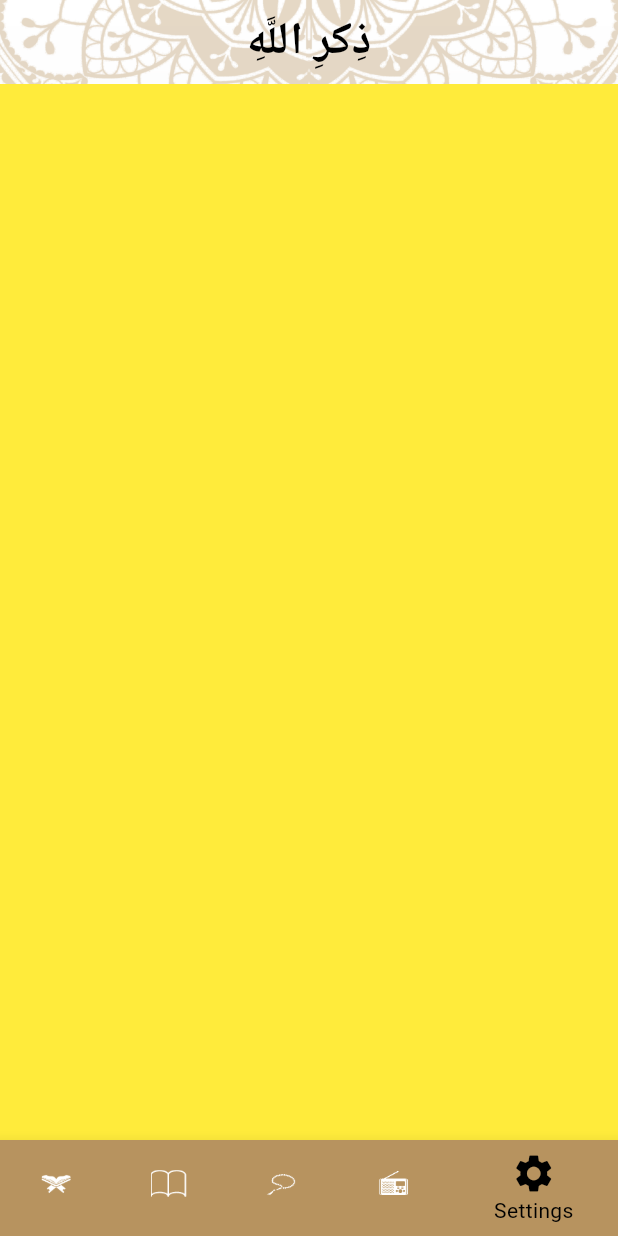
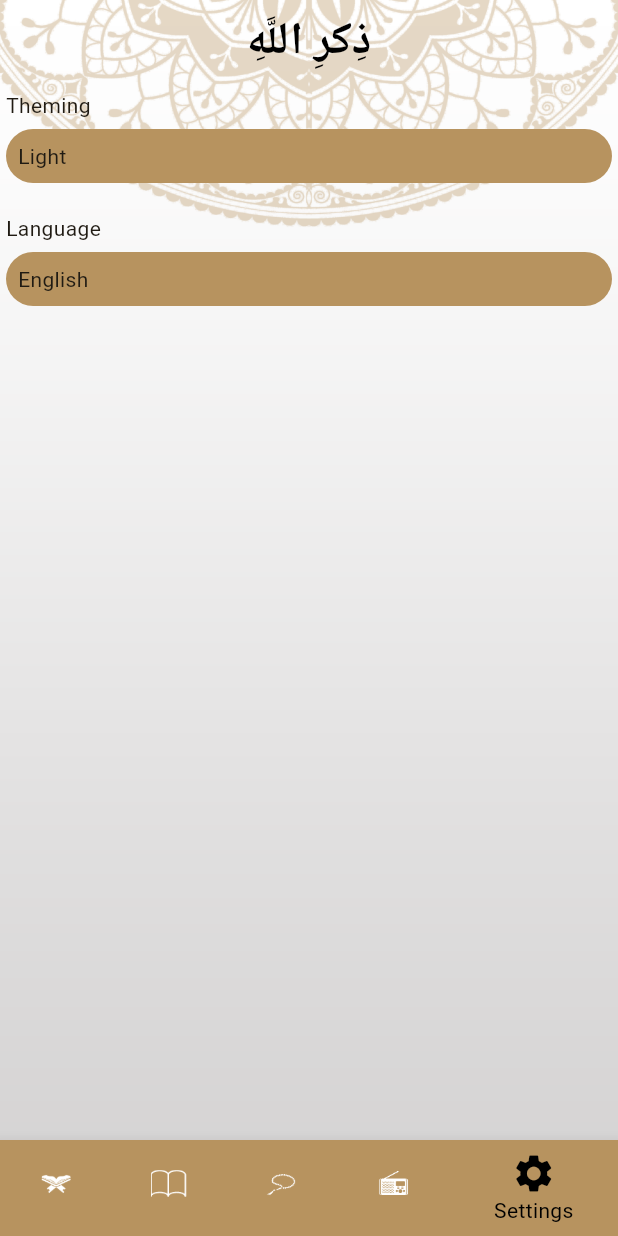
Before and after one commit to abdullahnagy/zekr_Allah, a Flutter app: the screen it shows after launch, item 5 of the bottom bar chosen, on a phone screen of 412 x 824 dp. Run offline on Flutter 3.47's test engine with Material 3 defaults, Android fonts, the phone set to English and light mode, and no system bars.

Commit message:
+ setting tap + themeing of application

```diff
--- a/lib/main.dart
+++ b/lib/main.dart
@@ -2,6 +2,7 @@ import 'package:flutter/material.dart';
 import 'package:zekr_allah/ui/ahadeth_tab/hadethDetails/hdethDetailsScreen.dart';
 import 'package:zekr_allah/ui/home_page.dart';
 import 'package:zekr_allah/ui/quran_tab/chapter_details.dart';
+import 'package:zekr_allah/ui/style/my_theme_data.dart';
 
 void main() {
   runApp(const MyApp());
@@ -15,34 +16,13 @@ class MyApp extends StatelessWidget {
     return MaterialApp(
       debugShowCheckedModeBanner: false,
 ////////////////////////////////////////////////////////////////////
-      theme: ThemeData(
-        primaryColor: Color(0xffB7935F) ,
-        colorScheme: ColorScheme.fromSeed(seedColor: Color(0xffB7935F),
-        primary: Color(0xffB7935F),
-              onPrimary: Colors.white,
-          secondary: Color(0x90B7935F),
-            onSecondary: Colors.black,
+      theme:myThemeData.lightTheme,
+      darkTheme: myThemeData.darkTheme,
 
-        ),
+       themeMode: ThemeMode.light,
 
 
 
-
-
-        appBarTheme: AppBarTheme(backgroundColor: Colors.transparent,centerTitle: true,
-            titleTextStyle: TextStyle(fontWeight:FontWeight.bold,color: Colors.black,fontSize: 30 )),
-
-        scaffoldBackgroundColor: Colors.transparent,
-
-        bottomNavigationBarTheme: BottomNavigationBarThemeData(
-          selectedIconTheme: IconThemeData(
-            color: Colors.black,size:30.0,
-          ),
-          selectedItemColor: Colors.black,
-          unselectedItemColor: Colors.white,
-        )
-
-      ),
 //////////////////////////////////////////////////////////////////////
     routes: {
         ChapterDetailsScreen.routeName : (context) => ChapterDetailsScreen(),
--- a/lib/ui/home_page.dart
+++ b/lib/ui/home_page.dart
@@ -63,20 +63,20 @@ class _HomePageState extends State<HomePage> {
 
          backgroundColor:Color(0xffB7935F),
          items: [
-           BottomNavigationBarItem(         backgroundColor:Color(0xffB7935F),
+           BottomNavigationBarItem(         backgroundColor:Theme.of(context).primaryColor      ,
                icon: ImageIcon(AssetImage("assets/images/quran_icn.png")),label: "Quran"),
 
-           BottomNavigationBarItem(         backgroundColor:Color(0xffB7935F),
+           BottomNavigationBarItem(         backgroundColor:Theme.of(context).primaryColor,
                icon: ImageIcon(AssetImage("assets/images/quran-quran-svgrepo-com.png")),label: "Ahadeth"),
 
-           BottomNavigationBarItem(         backgroundColor:Color(0xffB7935F),
+           BottomNavigationBarItem(         backgroundColor:Theme.of(context).primaryColor,
                icon: ImageIcon(AssetImage("assets/images/sebha.png")),label: "Tasbeh"),
 
-         BottomNavigationBarItem(         backgroundColor:Color(0xffB7935F),
+         BottomNavigationBarItem(         backgroundColor:Theme.of(context).primaryColor,
              icon: ImageIcon(AssetImage("assets/images/radio.png")),label: "radio"),
 
 
-         BottomNavigationBarItem(         backgroundColor:Color(0xffB7935F),
+         BottomNavigationBarItem(         backgroundColor:Theme.of(context).primaryColor,
              icon: Icon(Icons.settings),label: "Settings"),
 
 
--- a/lib/ui/settings_tab/settings_tab.dart
+++ b/lib/ui/settings_tab/settings_tab.dart
@@ -1,12 +1,97 @@
 import 'package:flutter/material.dart';
+import 'package:zekr_allah/ui/settings_tab/language/language_bottom_shet.dart';
+import 'package:zekr_allah/ui/settings_tab/theme/theme_bottom_sheet.dart';
 
-class SettingsTab extends StatelessWidget {
+class SettingsTab extends StatefulWidget {
   const SettingsTab({super.key});
 
   @override
+  State<SettingsTab> createState() => _SettingsTabState();
+}
+
+class _SettingsTabState extends State<SettingsTab> {
+  @override
   Widget build(BuildContext context) {
     return Container(
-      color: Colors.yellow,
+      padding: EdgeInsets.all(4),
+      child: Column(
+        crossAxisAlignment: CrossAxisAlignment.start,
+        children: [
+
+          Text("Theming"),
+          Padding(padding: EdgeInsets.all(3)),
+
+
+
+
+
+           InkWell(
+             onTap: (){
+               showThemeBottomSheet();
+             },
+             child: Container(
+               padding: EdgeInsets.all(8),
+               width: double.infinity,
+
+               decoration: BoxDecoration(
+                   color: Theme.of(context).primaryColor,
+                 borderRadius: BorderRadius.circular(26),
+
+               ),
+
+                 child: Text("Light")),
+           ),
+
+          SizedBox(height: 20,),
+
+
+
+
+
+
+
+
+          Text("Language"),
+          Padding(padding: EdgeInsets.all(3)),
+
+
+
+
+
+          InkWell(
+            onTap: (){
+              showLanguageBottomSheet();
+            },
+            child: Container(
+                padding: EdgeInsets.all(8),
+                width: double.infinity,
+
+                decoration: BoxDecoration(
+                  color: Theme.of(context).primaryColor,
+                  borderRadius: BorderRadius.circular(26),
+
+                ),
+
+                child: Text("English")),
+          ),
+
+
+        ],
+
+
+
+      ),
     );
   }
+
+  void showThemeBottomSheet() {
+    showModalBottomSheet(context: context,
+      builder: (context)=> themeBottomSheet());
+
+  }
+
+  void showLanguageBottomSheet() {
+    showModalBottomSheet(context: context, builder:(context) => languageBottomSheet());
+
+  }
 }
--- /dev/null
+++ b/lib/ui/style/my_theme_data.dart
@@ -0,0 +1,61 @@
+import 'package:flutter/material.dart';
+
+class myThemeData{
+ static ThemeData lightTheme =  ThemeData(
+      primaryColor: Color(0xffB7935F) ,
+
+      colorScheme: ColorScheme.fromSeed(seedColor: Color(0xffB7935F),
+        primary: Color(0xffB7935F),
+        onPrimary: Colors.white,
+        secondary: Color(0x90B7935F),
+        onSecondary: Colors.black,
+      ),
+
+
+
+
+      appBarTheme: AppBarTheme(backgroundColor: Colors.transparent,centerTitle: true,
+          titleTextStyle: TextStyle(fontWeight:FontWeight.bold,color: Colors.black,fontSize: 30 )),
+
+      scaffoldBackgroundColor: Colors.transparent,
+
+      bottomNavigationBarTheme: BottomNavigationBarThemeData(
+        selectedIconTheme: IconThemeData(
+          color: Colors.black,size:30.0,
+        ),
+        selectedItemColor: Colors.black,
+        unselectedItemColor: Colors.white,
+      )
+
+  );
+  static ThemeData darkTheme =  ThemeData(
+      primaryColor: Color(0xff141A2E) ,
+
+      colorScheme: ColorScheme.fromSeed(seedColor: Color(0xff141A2E),
+        primary: Color(0xff141A2E),
+        onPrimary: Colors.white,
+        secondary: Colors.yellow,
+        onSecondary: Colors.black,
+      ),
+
+
+
+
+      appBarTheme: AppBarTheme(backgroundColor: Colors.transparent,centerTitle: true,
+          titleTextStyle: TextStyle(fontWeight:FontWeight.bold,color: Colors.black,fontSize: 30 )),
+
+      scaffoldBackgroundColor: Colors.transparent,
+
+      bottomNavigationBarTheme: BottomNavigationBarThemeData(
+        backgroundColor: Color(0xff141A2E),
+        selectedIconTheme: IconThemeData(
+          color: Colors.yellow,size:30.0,
+        ),
+        selectedItemColor: Colors.yellow,
+        unselectedItemColor: Colors.white,
+      )
+
+  );
+
+
+}
```
Also changed, not shown: lib/ui/settings_tab/language/language_bottom_shet.dart (added, +39 -0 lines), lib/ui/settings_tab/theme/theme_bottom_sheet.dart (added, +49 -0 lines).
